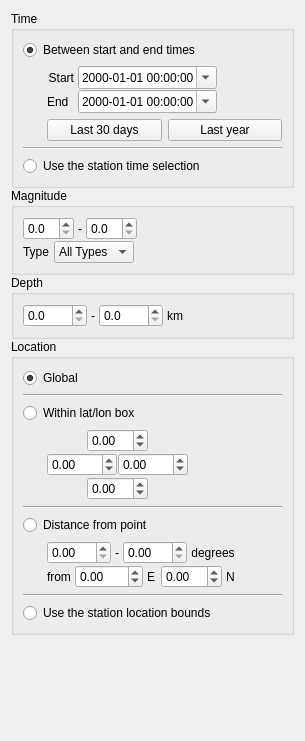
iris-edu/pyweed, file pyweed/gui/uic/EventOptionsWidget.ui: the form before one commit.
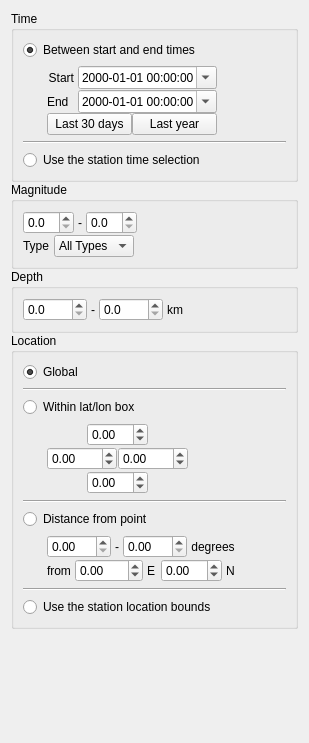
The form after the commit.

The edit to the form file:
```diff
--- a/pyweed/gui/uic/EventOptionsWidget.ui
+++ b/pyweed/gui/uic/EventOptionsWidget.ui
@@ -6,8 +6,8 @@
    <rect>
     <x>0</x>
     <y>0</y>
-    <width>305</width>
-    <height>741</height>
+    <width>309</width>
+    <height>743</height>
    </rect>
   </property>
   <property name="sizePolicy">
@@ -40,6 +40,19 @@
        </widget>
       </item>
       <item>
+       <layout class="QHBoxLayout" name="horizontalLayout_3" stretch="0,1">
+        <property name="spacing">
+         <number>0</number>
+        </property>
+        <property name="leftMargin">
+         <number>24</number>
+        </property>
+        <item>
+         <layout class="QVBoxLayout" name="verticalLayout_7">
+          <property name="spacing">
+           <number>0</number>
+          </property>
+          <item>
        <layout class="QFormLayout" name="formLayout_3">
         <property name="fieldGrowthPolicy">
          <enum>QFormLayout::FieldsStayAtSizeHint</enum>
@@ -53,9 +66,6 @@
         <property name="verticalSpacing">
          <number>1</number>
         </property>
-        <property name="leftMargin">
-         <number>24</number>
-        </property>
         <item row="0" column="0">
          <widget class="QLabel" name="starttimeLabel">
           <property name="text">
@@ -106,9 +116,6 @@
       </item>
       <item>
        <layout class="QHBoxLayout" name="horizontalLayout_2">
-        <property name="leftMargin">
-         <number>24</number>
-        </property>
         <item>
          <widget class="QPushButton" name="time30DaysPushButton">
           <property name="text">
@@ -122,6 +129,23 @@
            <string>Last year</string>
           </property>
          </widget>
+            </item>
+           </layout>
+          </item>
+         </layout>
+        </item>
+        <item>
+         <spacer name="horizontalSpacer_26">
+          <property name="orientation">
+           <enum>Qt::Horizontal</enum>
+          </property>
+          <property name="sizeHint" stdset="0">
+           <size>
+            <width>0</width>
+            <height>0</height>
+           </size>
+          </property>
+         </spacer>
         </item>
        </layout>
       </item>
```
Lines whose indentation alone changed are shown as unchanged.
